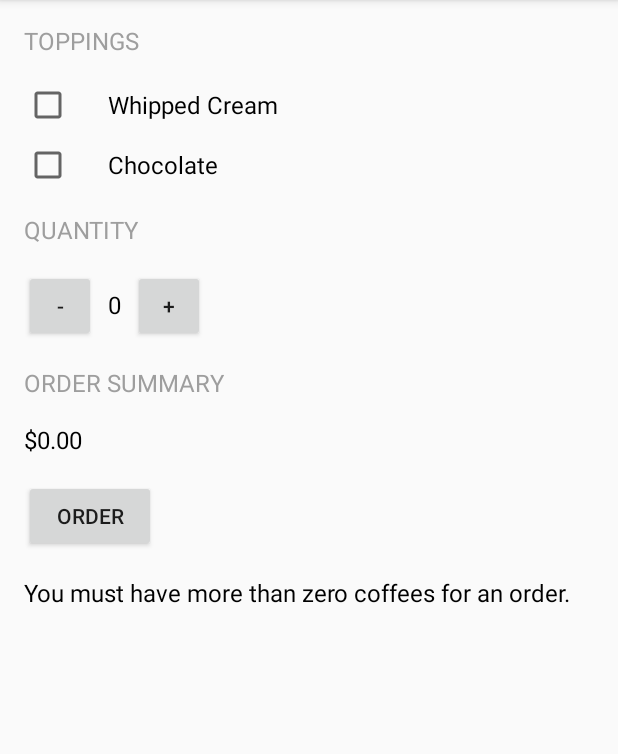
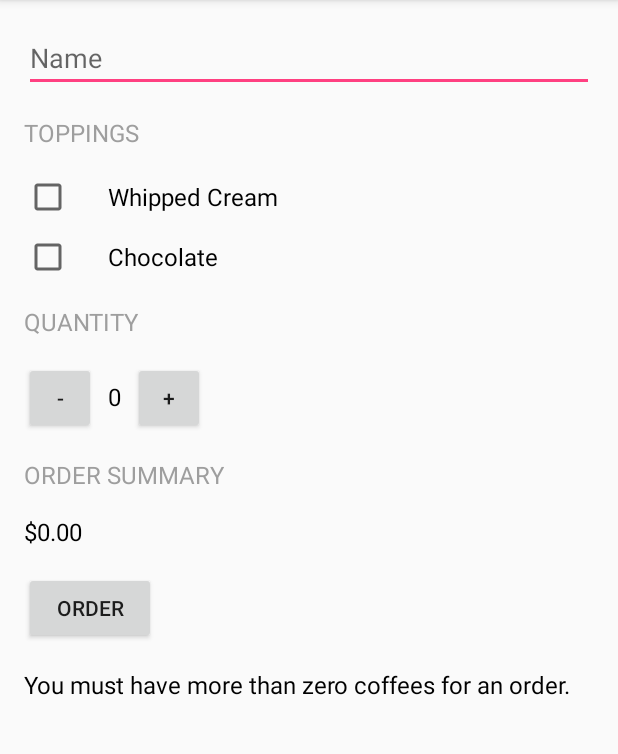
Before and after one commit to NegaAshley/JustJava, an Android app: the screen it shows after launch (MainActivity), after a tap on "ORDER", on a phone screen of 412 x 824 dp, the part 84-838 px from its top. Run offline under Robolectric (Android 15) with nearby library versions, the phone set to English and light mode, and no system bars; 2 other taps on this screen came first.

Commit message:
Added name field.

```diff
--- a/app/src/main/java/com/example/android/justjava/MainActivity.java
+++ b/app/src/main/java/com/example/android/justjava/MainActivity.java
@@ -4,6 +4,7 @@ import android.os.Bundle;
 import android.support.v7.app.AppCompatActivity;
 import android.view.View;
 import android.widget.CheckBox;
+import android.widget.EditText;
 import android.widget.TextView;
 
 import java.text.NumberFormat;
@@ -17,6 +18,7 @@ public class MainActivity extends AppCompatActivity {
     private double total = 0;
     private boolean hasWhippedCream = false;
     private boolean hasChocolate = false;
+    private String userName = "";
 
     @Override
     protected void onCreate(Bundle savedInstanceState) {
@@ -28,7 +30,7 @@ public class MainActivity extends AppCompatActivity {
      * This method is called when the order button is clicked.
      */
     public void submitOrder(View view) {
-
+        getUserName();
         createOrderSummary();
         resetToStart();
         displayQuantity(quantity);
@@ -39,15 +41,17 @@ public class MainActivity extends AppCompatActivity {
      * This method displays the given quantity value on the screen.
      */
     private void displayQuantity(int numCoffees) {
-        TextView quantityTextView = (TextView) findViewById(R.id.quantity_text_view);
-        quantityTextView.setText("" + numCoffees);
+        String textForCoffee;
+        TextView quantityTextView = findViewById(R.id.quantity_text_view);
+        textForCoffee = "" + numCoffees;
+        quantityTextView.setText(textForCoffee);
     }
 
     /**
      * This method displays the given price on the screen.
      */
     private void displayPrice(double number) {
-        TextView orderSummaryTextView = (TextView) findViewById(R.id.order_summary_text_view);
+        TextView orderSummaryTextView = findViewById(R.id.order_summary_text_view);
         orderSummaryTextView.setText(NumberFormat.getCurrencyInstance().format(number));
     }
 
@@ -74,12 +78,14 @@ public class MainActivity extends AppCompatActivity {
 
     public void resetToStart(){
         quantity = 0;
-        CheckBox whippedCreamCheckBox = (CheckBox) findViewById(R.id.whipped_cream_checkbox);
-        CheckBox chocolateCheckbox = (CheckBox) findViewById(R.id.chocolate_checkbox);
+        CheckBox whippedCreamCheckBox = findViewById(R.id.whipped_cream_checkbox);
+        CheckBox chocolateCheckbox = findViewById(R.id.chocolate_checkbox);
         whippedCreamCheckBox.setChecked(false);
         chocolateCheckbox.setChecked(false);
         hasWhippedCream = false;
         hasChocolate = false;
+        userName = "";
+        resetUserEditText();
         calculatePrice();
     }
 
@@ -87,7 +93,7 @@ public class MainActivity extends AppCompatActivity {
      * This method displays the given text on the screen.
      */
     private void displayMessage(String message) {
-        TextView orderSummaryTextView = (TextView) findViewById(R.id.order_summary_text_view);
+        TextView orderSummaryTextView = findViewById(R.id.order_summary_text_view);
         orderSummaryTextView.setText(message);
     }
 
@@ -95,14 +101,14 @@ public class MainActivity extends AppCompatActivity {
      * This method displays a thank you message after ordering.
      */
     private void createOrderSummary() {
-        TextView thanksTextView = (TextView) findViewById(R.id.thank_you_text_view);
+        TextView thanksTextView = findViewById(R.id.thank_you_text_view);
         String givenText;
         if(quantity == 0){
             givenText = "You must have more than zero coffees for an order.";
             thanksTextView.setText(givenText);
             return;
         }
-        givenText = "Name: Kaptain Kunal\nQuantity: " + quantity + "\nTotal: " +
+        givenText = "Name: " + userName + "\nQuantity: " + quantity + "\nTotal: " +
                 NumberFormat.getCurrencyInstance().format(total) + "\nWhipped Cream: " +
                 hasWhippedCream + "\nChocolate: " + hasChocolate + "\nThank you!";
         thanksTextView.setText(givenText);
@@ -112,7 +118,7 @@ public class MainActivity extends AppCompatActivity {
     Adds whipped cream to order when checkbox is checked.
      */
     public void addWhippedCream(View view){
-        CheckBox whippedCreamCheckBox = (CheckBox) findViewById(R.id.whipped_cream_checkbox);
+        CheckBox whippedCreamCheckBox = findViewById(R.id.whipped_cream_checkbox);
         hasWhippedCream = (whippedCreamCheckBox.isChecked());
     }
 
@@ -120,7 +126,23 @@ public class MainActivity extends AppCompatActivity {
     Adds chocolate to order when checkbox is checked.
      */
     public void addChocolate(View view){
-        CheckBox chocolateCheckBox = (CheckBox) findViewById(R.id.chocolate_checkbox);
+        CheckBox chocolateCheckBox = findViewById(R.id.chocolate_checkbox);
         hasChocolate = (chocolateCheckBox.isChecked());
     }
+
+    /*
+    Gets user name from EditText
+     */
+    public void getUserName(){
+        EditText userNameEditText = findViewById(R.id.name_view);
+        userName = userNameEditText.getText().toString();
+    }
+
+    /*
+    Reset name EditText
+     */
+    public void resetUserEditText(){
+        EditText userNameEditText = findViewById(R.id.name_view);
+        userNameEditText.setText("");
+    }
 }
--- a/app/src/main/res/layout/activity_main.xml
+++ b/app/src/main/res/layout/activity_main.xml
@@ -15,10 +15,19 @@
         android:orientation="vertical"
         tools:context=".MainActivity">
 
+        <EditText
+            android:id="@+id/name_view"
+            android:layout_width="match_parent"
+            android:layout_height="wrap_content"
+            android:hint="Name"
+            android:inputType="textCapWords"
+        />
+
         <TextView
                 android:layout_width="wrap_content"
                 android:layout_height="wrap_content"
                 android:textColor="#9E9E9E"
+                android:paddingTop="16dp"
                 android:textSize="16sp"
                 android:text="Toppings"
                 android:textAllCaps="true"
```
